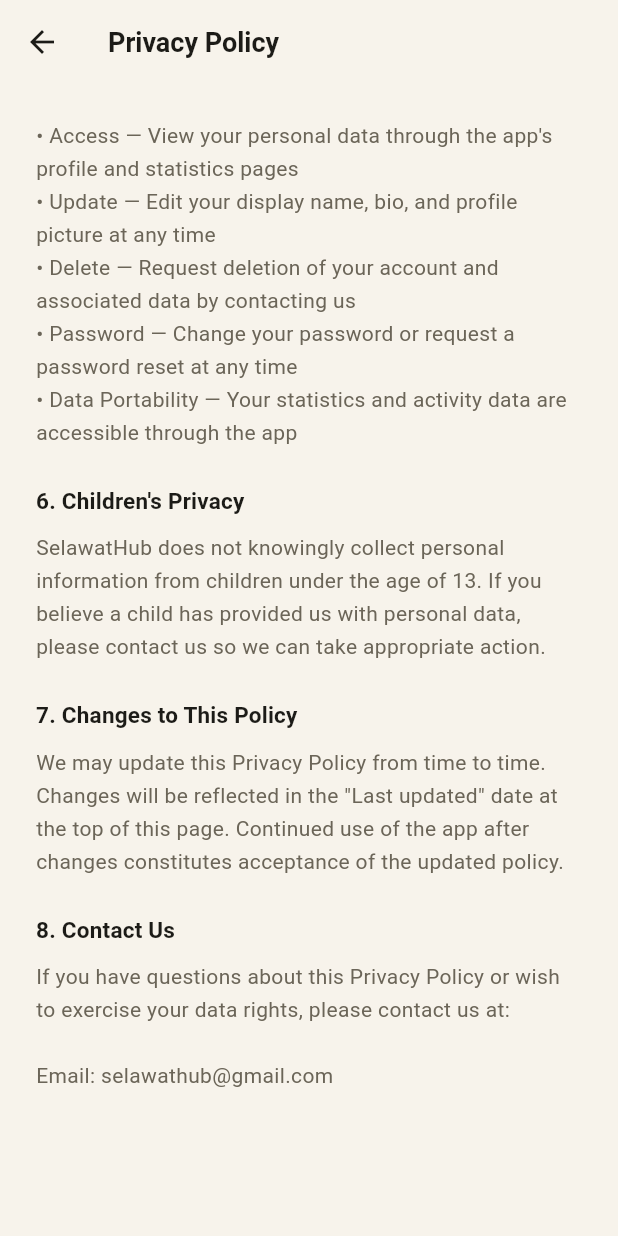
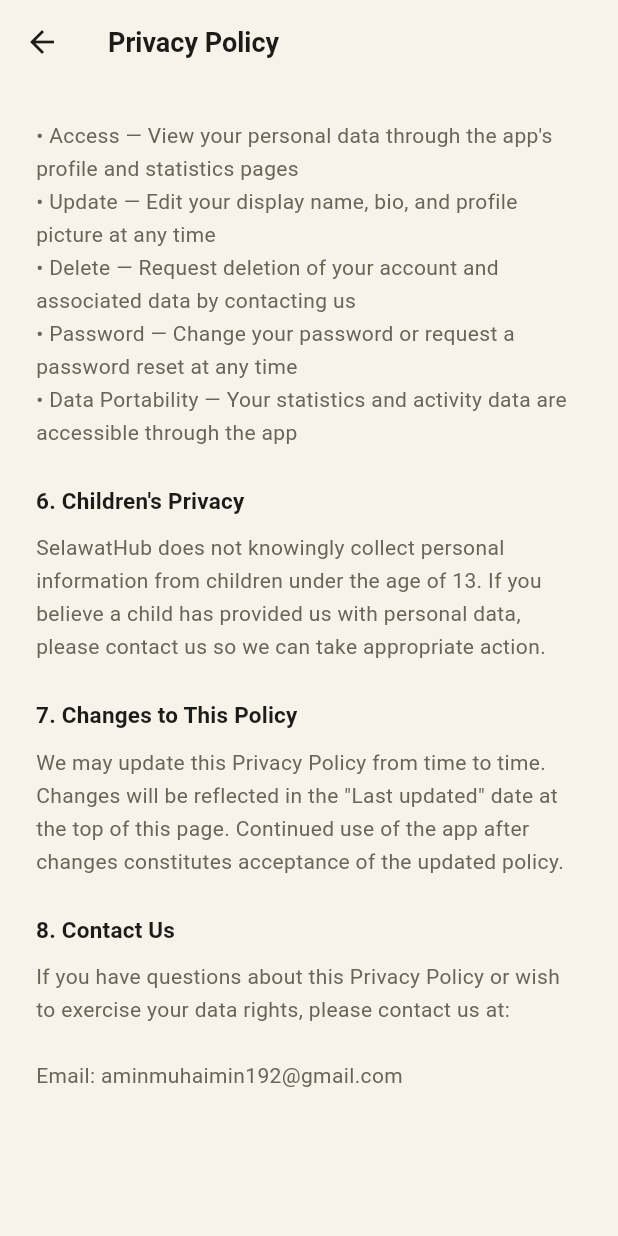
Before and after one commit to MuhaiminRoshaizad/SelawatHub, a Flutter app: the PrivacyPolicyPage screen opened directly, scrolled down 2121 dp, on a phone screen of 412 x 824 dp. Run offline on Flutter 3.47's test engine with Material 3 defaults, Android fonts, the phone set to English and light mode, and no system bars; our stand-ins replace flutter_riverpod, image_picker, lottie, shared_preferences, skeletonizer, supabase_flutter; accounts and stored records are empty.

Commit message:
docs(profile): update legal contact email
- Update the Privacy Policy and Terms of Service contact address to use the current support email.

```diff
--- a/lib/features/profile/privacy_policy_page.dart
+++ b/lib/features/profile/privacy_policy_page.dart
@@ -167,7 +167,7 @@
                 '8. Contact Us',
                 'If you have questions about this Privacy Policy or wish to exercise '
                     'your data rights, please contact us at:\n\n'
-                    'Email: selawathub@gmail.com',
+                    'Email: aminmuhaimin192@gmail.com',
               ),
               const SizedBox(height: S.s48),
             ],
--- a/lib/features/profile/terms_of_service_page.dart
+++ b/lib/features/profile/terms_of_service_page.dart
@@ -202,7 +202,7 @@
                 '12. Contact Us',
                 'If you have questions about these Terms of Service, please contact '
                     'us at:\n\n'
-                    'Email: selawathub@gmail.com',
+                    'Email: aminmuhaimin192@gmail.com',
               ),
               const SizedBox(height: S.s48),
             ],
```
